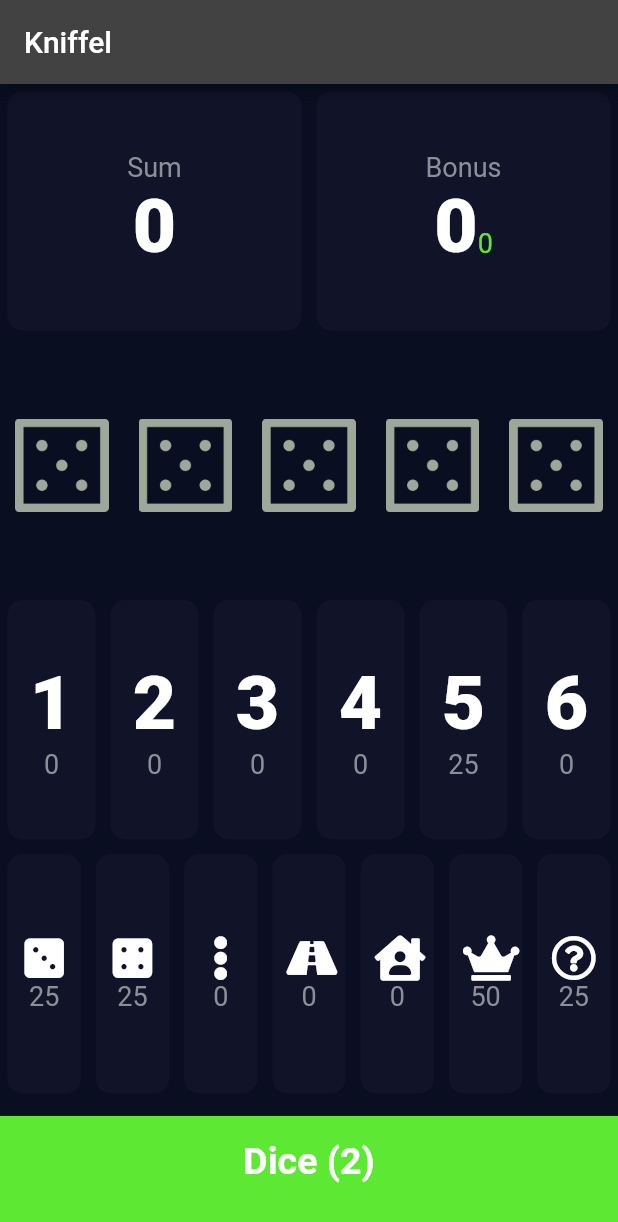
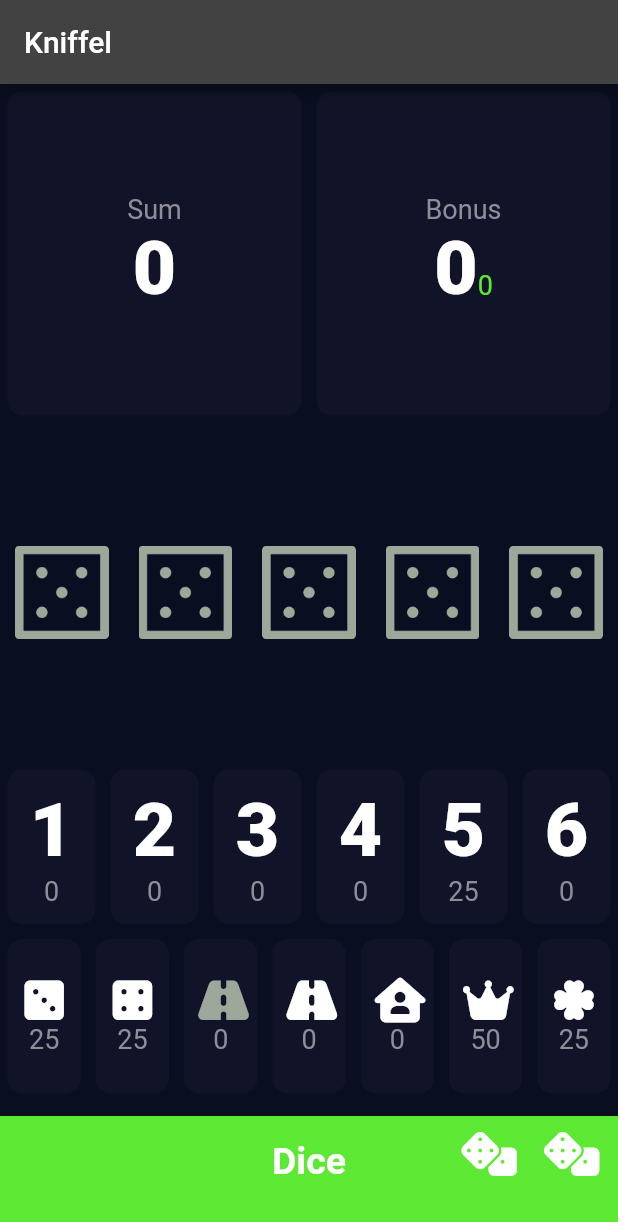
Before and after one commit to jnaurath/fun_with_dice, a Flutter app: the screen it shows after launch, on a phone screen of 412 x 824 dp. Shown: the top 1222 px of the screen. Run offline on Flutter 3.47's test engine with Material 2 defaults, Android fonts, the phone set to English and light mode, and no system bars; our stand-ins replace confetti, font_awesome_flutter.

Commit message:
changed buttom bar

```diff
--- a/lib/classes/kniffel.dart
+++ b/lib/classes/kniffel.dart
@@ -19,6 +19,7 @@ class Kniffel {
   int sum;
   int rounds;
   bool allDicesLocked;
+  bool endNextRound = false;
 
   Map smallStreet1 = {"1": 1, "2": 1, "3": 1, "4": 1, "5": 1, "6": 0};
   Map smallStreet2 = {"1": 0, "2": 1, "3": 1, "4": 1, "5": 1, "6": 1};
@@ -69,8 +70,8 @@ class Kniffel {
     bonus = 0;
     sum = 0;
     allDicesLocked = false;
-    rounds = 3;
-    this.nextRound("", false);
+    rounds = 2;
+    endNextRound = false;
   }
 
   // void printDice() {
@@ -90,14 +91,14 @@ class Kniffel {
   void nextRound(String category, bool forceNextRound) {
     print("function nextRound");
     this.confettiController.stop();
-    if (rounds > 0 && !forceNextRound && !this.checkAllDicesLocked()) {
+    if (this.endNextRound) {
+      this.startGame();
+    } else if (rounds > 0 && !forceNextRound && !this.checkAllDicesLocked()) {
       this.rounds--;
 
       this.rollDice();
       this.calculateResult(category);
     } else {
-      this.addResult(category);
-      print("end of rounds");
       if (this.gameFinished()) {
         print('should route to next ResultsPage');
         // Navigator.push(
@@ -113,9 +114,16 @@ class Kniffel {
         //   category = "";
         //   value = 0;
         // }
+        this.startGame();
+      } else {
+        this.addResult(category);
+        print("end of rounds");
       }
       this.resetRound();
       print("Rounds left: " + (this.rounds).toString());
+      if (this.gameFinished()) {
+        this.endNextRound = true;
+      }
     }
   }
 
--- a/lib/components/bottom_button.dart
+++ b/lib/components/bottom_button.dart
@@ -1,27 +1,74 @@
 import 'package:flutter/material.dart';
+import 'package:font_awesome_flutter/font_awesome_flutter.dart';
+import 'package:fun_with_dice/classes/kniffel.dart';
 import 'package:fun_with_dice/constants.dart';
 
 class BottomButton extends StatelessWidget {
   BottomButton(
       {@required this.onTap,
       @required this.buttonTitle,
-      @required this.disabled});
+      @required this.disabled,
+      @required this.rounds});
 
   final Function onTap;
   final String buttonTitle;
   bool disabled;
+  int rounds;
 
   @override
   Widget build(BuildContext context) {
     return GestureDetector(
       onTap: !this.disabled ? this.onTap : null,
       child: Container(
-        child: Center(
-          child: Text(
-            buttonTitle,
-            style: kLargeButtonTextStyle,
-          ),
+        child: Stack(
+          children: [
+            Row(
+              children: [
+                Expanded(
+                  child: Align(
+                    alignment: Alignment.center,
+                    child: Text(
+                      buttonTitle,
+                      style: kLargeButtonTextStyle,
+                    ),
+                  ),
+                ),
+              ],
+            ),
+            Row(
+              // crossAxisAlignment: CrossAxisAlignment.end,
+              mainAxisAlignment: MainAxisAlignment.end,
+              crossAxisAlignment: CrossAxisAlignment.center,
+              children: List.generate(
+                rounds,
+                (index) => Container(
+                  margin: EdgeInsets.fromLTRB(0, 5, 15, 0),
+                  padding: EdgeInsets.all(5.0),
+                  child: Icon(
+                    FontAwesomeIcons.dice,
+                    size: 30.0,
+                  ),
+                ),
+              ),
+            )
+          ],
         ),
+        // child: Row(children: [
+        //   Expanded(
+        //     child: Align(
+        //       alignment: Alignment.center,
+        //       child: Text(
+        //         buttonTitle,
+        //         style: kLargeButtonTextStyle,
+        //       ),
+        //     ),
+        //   ),
+        //   Row(
+        //     children:
+        //         List.generate(rounds, (index) => Icon(FontAwesomeIcons.dice)),
+        //   )
+        // ]),
+
         color: !this.disabled
             ? kBottomContainerColor
             : kBottomDisabledContainerColor,
--- a/lib/screens/dice_page.dart
+++ b/lib/screens/dice_page.dart
@@ -35,13 +35,42 @@ class _DicePageState extends State<DicePage> {
   Kniffel kniffel = new Kniffel();
 
   static const Map categories = {
-    "3s": FontAwesomeIcons.diceThree,
-    "4s": FontAwesomeIcons.diceFour,
-    "smallStreet": FontAwesomeIcons.ellipsisV,
-    "largeStreet": FontAwesomeIcons.road,
-    "FullHouse": FontAwesomeIcons.houseUser,
-    "Kniffel": FontAwesomeIcons.crown,
-    "Chance": FontAwesomeIcons.questionCircle
+    "3s": Icon(
+      FontAwesomeIcons.diceThree,
+      // color: Colors.green,
+      size: 30.0,
+    ),
+    "4s": Icon(
+      FontAwesomeIcons.diceFour,
+      // color: Colors.green,
+      size: 30.0,
+    ),
+    "smallStreet": Icon(
+      FontAwesomeIcons.road,
+      // color: Colors.green,
+      size: 30.0,
+      color: unlockedDiceColor,
+    ),
+    "largeStreet": Icon(
+      FontAwesomeIcons.road,
+      // color: Colors.green,
+      size: 30.0,
+    ),
+    "FullHouse": Icon(
+      FontAwesomeIcons.houseUser,
+      // color: Colors.green,
+      size: 30.0,
+    ),
+    "Kniffel": Icon(
+      FontAwesomeIcons.crown,
+      // color: Colors.green,
+      size: 30.0,
+    ),
+    "Chance": Icon(
+      FontAwesomeIcons.clover,
+      // color: Colors.green,
+      size: 30.0,
+    ),
   };
 
   String category = "";
@@ -77,12 +106,26 @@ class _DicePageState extends State<DicePage> {
     });
   }
 
+  String getButtonTitle() {
+    if (kniffel.rounds == 0 || kniffel.allDicesLocked) {
+      return "Done";
+    } else if (kniffel.gameFinished()) {
+      return "New Game";
+    } else {
+      return "Dice"; // (" + kniffel.rounds.toString() + ")";
+    }
+  }
+
   void kniffelNextRound(bool forceNextRound) {
     setState(() {
       // else {
       //   confettiController.play();
       // }
+
       this.selectedCategory = this.category;
+      if (kniffel.endNextRound) {
+        this.selectedCategory = "";
+      }
       kniffel.nextRound(this.category, forceNextRound);
       this.category = "";
     });
@@ -116,6 +159,7 @@ class _DicePageState extends State<DicePage> {
           crossAxisAlignment: CrossAxisAlignment.stretch,
           children: <Widget>[
             Expanded(
+              flex: 2,
               child:
                   Row(mainAxisAlignment: MainAxisAlignment.center, children: [
                 Expanded(
@@ -180,6 +224,7 @@ class _DicePageState extends State<DicePage> {
               ]),
             ),
             Expanded(
+              flex: 2,
               child: Row(
                 children: List.generate(5, (index) {
                   return Expanded(
@@ -278,11 +323,7 @@ class _DicePageState extends State<DicePage> {
                       cardChild: Column(
                         mainAxisAlignment: MainAxisAlignment.center,
                         children: <Widget>[
-                          Icon(
-                            categories.values.elementAt(categoriesIndex),
-                            // color: Colors.green,
-                            size: 30.0,
-                          ),
+                          categories.values.elementAt(categoriesIndex),
                           Text(
                             !kniffel.checkAlreadyCompleted(
                                     categories.keys.elementAt(categoriesIndex))
@@ -303,14 +344,15 @@ class _DicePageState extends State<DicePage> {
                 }),
               ),
             ),
+
             BottomButton(
-                buttonTitle: (kniffel.rounds == 0 || kniffel.allDicesLocked)
-                    ? "Done"
-                    : "Dice (" + kniffel.rounds.toString() + ")",
-                onTap: () {
-                  kniffelNextRound(false);
-                },
-                disabled: disableButton()),
+              buttonTitle: getButtonTitle(),
+              onTap: () {
+                kniffelNextRound(false);
+              },
+              disabled: disableButton(),
+              rounds: kniffel.rounds,
+            ),
           ],
         ),
       ),
--- a/pubspec.yaml
+++ b/pubspec.yaml
@@ -11,7 +11,7 @@ dependencies:
     sdk: flutter
 
   cupertino_icons: ^0.1.2
-  font_awesome_flutter: ^8.4.0
+  font_awesome_flutter: ^10.4.0
   confetti: ^0.7.0
 
 
```
